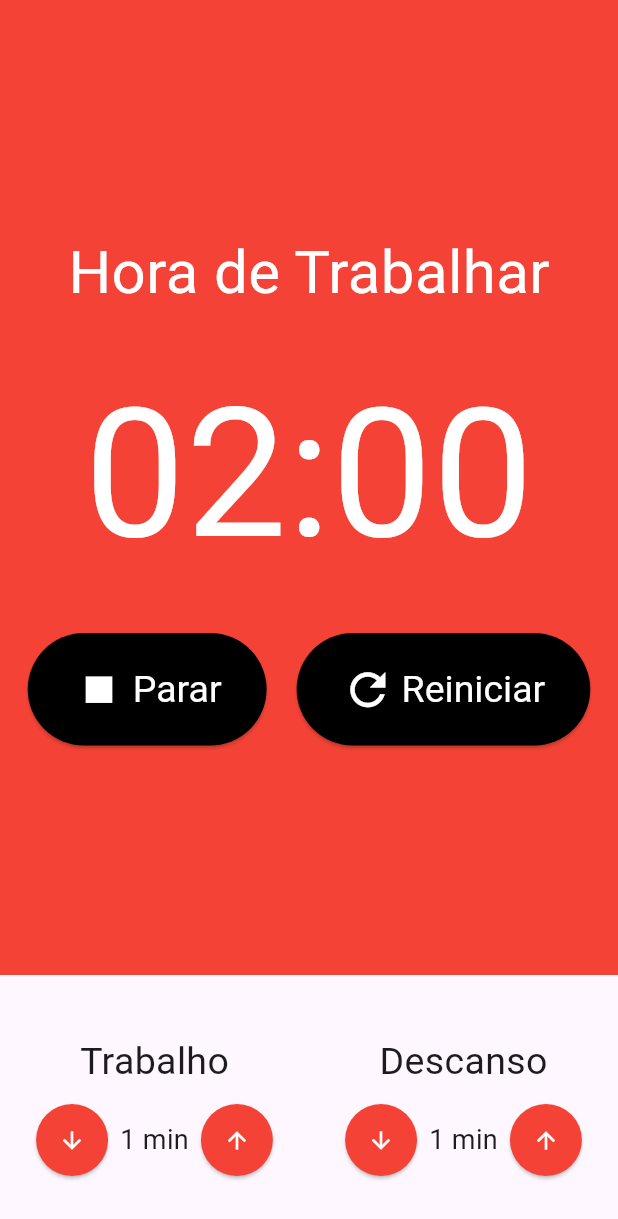
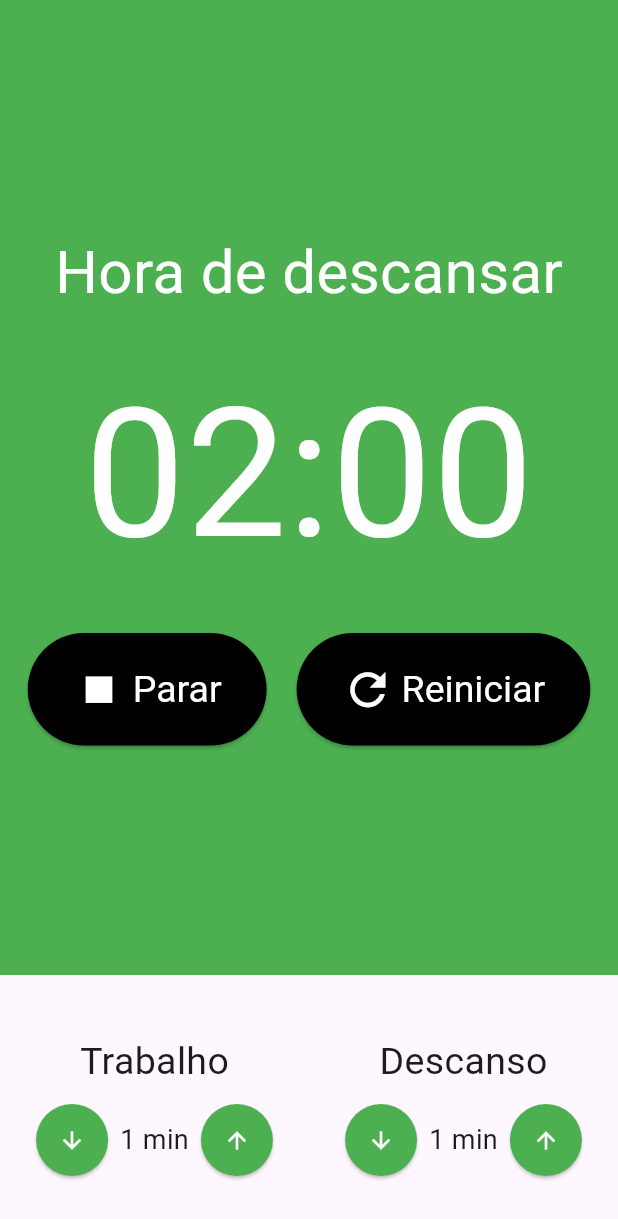
Before and after one commit to Jo-Analyst/promodoro, a Flutter app: the screen it shows after launch, after a tap on "Iniciar", on a phone screen of 412 x 824 dp. Shown: the top 1219 px of the screen. Run offline on Flutter 3.47's test engine with Material 3 defaults, Android fonts, the phone set to English and light mode, and no system bars; our stand-ins replace flutter_mobx, mobx; generated files the repository leaves out were written again.

Commit message:
464. Pomodoro Store #03

```diff
--- a/lib/components/cronometro.dart
+++ b/lib/components/cronometro.dart
@@ -12,13 +12,13 @@
     final store = Provider.of<PomodoroStore>(context);
 
     return Container(
-      color: Colors.red,
+      color: store.estaTrabalhando() ? Colors.red : Colors.green,
       child: Column(
         mainAxisAlignment: MainAxisAlignment.center,
         children: [
-          const Text(
-            'Hora de Trabalhar',
-            style: TextStyle(
+          Text(
+            store.estaTrabalhando() ? 'Hora de Trabalhar' : 'Hora de descansar',
+            style: const TextStyle(
               fontSize: 40,
               color: Colors.white,
             ),
--- a/lib/components/entrada_tempo.dart
+++ b/lib/components/entrada_tempo.dart
@@ -1,5 +1,7 @@
 // ignore_for_file: public_member_api_docs, sort_constructors_first
 import 'package:flutter/material.dart';
+import 'package:pomodoro/store/pomodoro.store.dart';
+import 'package:provider/provider.dart';
 
 class EntradaTempo extends StatelessWidget {
   final int valor;
@@ -17,6 +19,8 @@
 
   @override
   Widget build(BuildContext context) {
+    final store = Provider.of<PomodoroStore>(context);
+
     return Column(
       crossAxisAlignment: CrossAxisAlignment.center,
       children: [
@@ -32,7 +36,8 @@
               onPressed: dec,
               style: ElevatedButton.styleFrom(
                 shape: const CircleBorder(),
-                backgroundColor: Colors.red,
+                backgroundColor:
+                    store.estaTrabalhando() ? Colors.red : Colors.green,
                 padding: const EdgeInsets.all(15),
               ),
               child: const Icon(
@@ -48,7 +53,8 @@
               onPressed: inc,
               style: ElevatedButton.styleFrom(
                 shape: const CircleBorder(),
-                backgroundColor: Colors.red,
+                backgroundColor:
+                    store.estaTrabalhando() ? Colors.red : Colors.green,
                 padding: const EdgeInsets.all(15),
               ),
               child: const Icon(
--- a/lib/store/pomodoro.store.dart
+++ b/lib/store/pomodoro.store.dart
@@ -3,6 +3,8 @@
 part 'pomodoro.store.g.dart';
 
 class PomodoroStore = _PomodoroStore with _$PomodoroStore;
+
+enum TipoIntervalo { trabalho, descanso }
 
 abstract class _PomodoroStore with Store {
   @observable
@@ -19,6 +21,9 @@
 
   @observable
   int tempoDescanso = 1;
+
+  @observable
+  TipoIntervalo tipoIntervalo = TipoIntervalo.descanso;
 
   @action
   void iniciar() {
@@ -53,4 +58,12 @@
   void decrementarTempoDescanso() {
     tempoDescanso--;
   }
+
+  bool estaTrabalhando() {
+    return tipoIntervalo == TipoIntervalo.trabalho;
+  }
+
+  bool estaDescansando() {
+    return tipoIntervalo == TipoIntervalo.descanso;
+  }
 }
```
Also changed, not shown: lib/store/pomodoro.store.g.dart.
